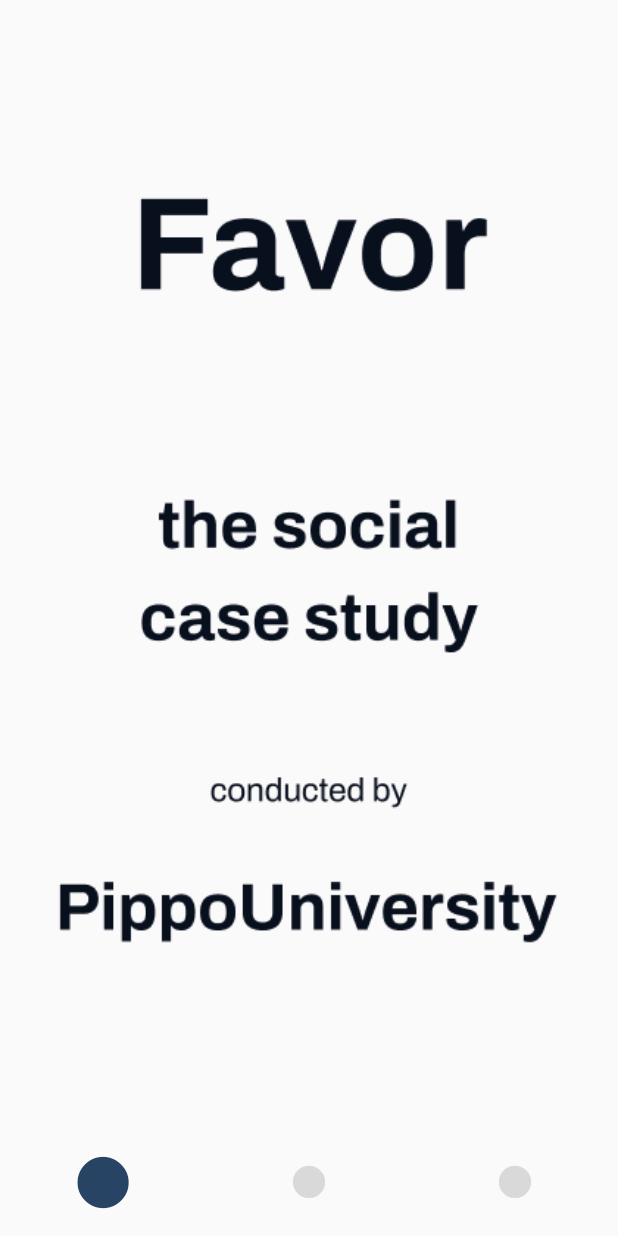
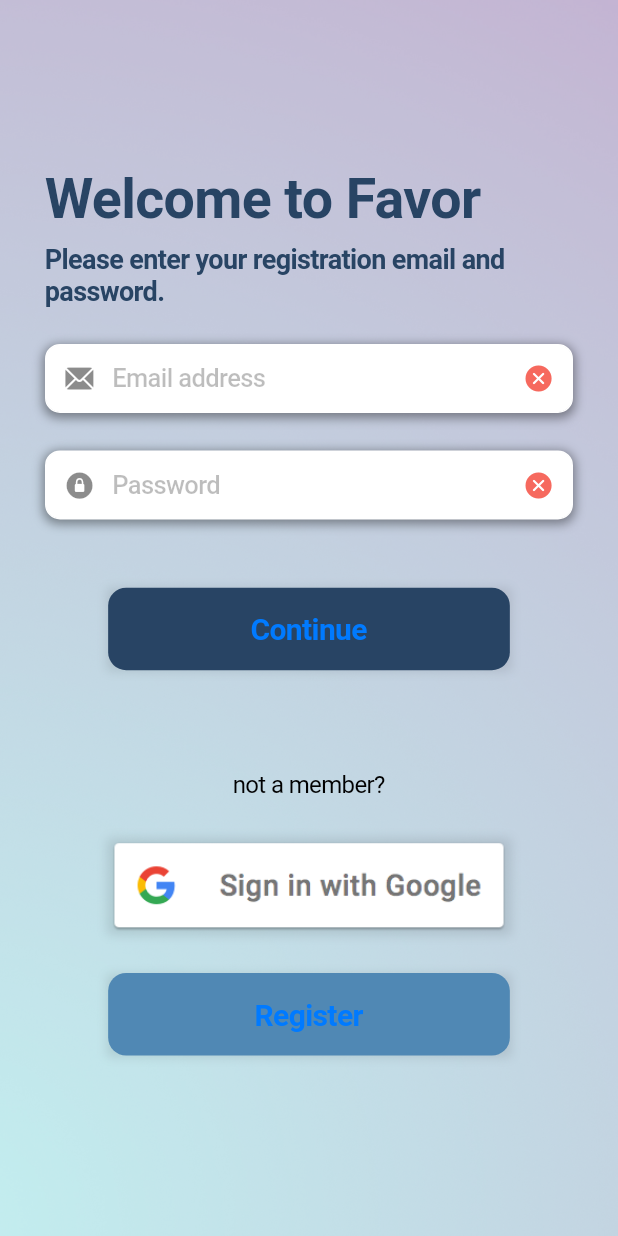
Before and after one commit to engpap/favor, a Flutter app: the screen it shows after launch, on a phone screen of 412 x 824 dp. Run offline on Flutter 3.47's test engine with Material 2 defaults, Android fonts, the phone set to English and light mode, and no system bars; our stand-ins replace google_sign_in, shared_preferences.

Commit message:
signIn responsive

```diff
--- a/client/lib/main.dart
+++ b/client/lib/main.dart
@@ -2,7 +2,8 @@ import 'package:flutter/cupertino.dart';
 import 'package:project/providers/userProvider.dart';
 import 'package:provider/provider.dart';
 
-import 'package:project/screens/introduction/introduction-1.dart';
+import 'package:project/screens/signin/signin.dart';
+//import 'package:project/screens/introduction/introduction-1.dart';
 
 void main() {
   runApp(MultiProvider(
@@ -15,7 +16,8 @@ class MyApp extends StatelessWidget {
   // This widget is the root of the application.
   Widget build(BuildContext context) {
     return const CupertinoApp(
-      home: Introduction1Screen(),
+      home: SignInScreen()
+      //home: Introduction1Screen(),
     );
   }
 }
--- /dev/null
+++ b/client/lib/screens/signin/globals.dart
@@ -0,0 +1,24 @@
+library globals;
+
+import 'package:flutter/cupertino.dart';
+import 'package:project/errors/errorConstants.dart';
+import 'package:project/services/authService.dart';
+
+// SIGN IN VARIABLES
+
+final String PlaceholderEmail = "Email address";
+final String PlaceholderPassword = "Password";
+
+
+final TextEditingController textControllerEmail =
+    TextEditingController(text: "");
+final TextEditingController textControllerPassword =
+    TextEditingController(text: "");
+
+
+
+String StatusEmail = ErrorConstants.UNCHECKED_ERROR;
+String StatusPassword = ErrorConstants.UNCHECKED_ERROR;
+
+
+final AuthService authService = AuthService();
--- /dev/null
+++ b/client/lib/screens/signin/signin.dart
@@ -0,0 +1,221 @@
+import 'package:flutter/cupertino.dart';
+import 'package:flutter/material.dart';
+import 'package:project/functions/responsive.dart';
+import 'package:project/screens/components/customField.dart';
+import 'package:project/screens/home.dart';
+
+import 'package:project/screens/signin/signin_mobile.dart';
+import 'package:project/screens/signin/signin_tablet.dart';
+
+import 'package:project/screens/responsiveLayout.dart';
+import 'package:project/functions/favorColors.dart' as favorColors;
+import 'package:project/screens/signup/signup.dart';
+import 'globals.dart' as globals;
+
+class SignInScreen extends StatelessWidget {
+  const SignInScreen({super.key});
+
+  @override
+  Widget build(BuildContext context) {
+    return GestureDetector(
+      onTap: () {
+        FocusScopeNode currentFocus = FocusScope.of(context);
+        if (!currentFocus.hasPrimaryFocus) {
+          currentFocus.unfocus();
+        }
+      },
+      child: Container(
+
+        //BCKGROUND GRADIENT IMAGE
+        decoration: const BoxDecoration(
+          image: DecorationImage(
+            image: AssetImage("assets/images/bg_blue_gradient.jpg"),
+            fit: BoxFit.cover,
+            opacity: 1,
+            colorFilter: const ColorFilter.mode(
+              Colors.grey,
+              BlendMode.softLight,
+            ),
+          )
+        ),
+
+        child: CupertinoPageScaffold(
+          // .withAlpha(180) is used to add transparency, in order to see the bg-image
+          backgroundColor: favorColors.IntroBg.withAlpha(180),
+          child: SafeArea(
+            child: ResponsiveLeayout(
+                mobileBody: SignInScreen_M(),
+                tabletBody: SignInScreen_T(),
+              ),
+            )
+          ),
+      )
+      );
+  }
+}
+
+
+/// COLUMN of 2 customField:
+/// Email, Password
+class SignIn_form extends StatelessWidget {
+  const SignIn_form({super.key});
+
+  @override
+  Widget build(BuildContext context) {
+    return Container(
+      child: Column(
+        children: [
+          /// EMAIL
+          CustomField(
+            prefixIcon: CupertinoIcons.mail_solid,
+            placeholder: globals.PlaceholderEmail,
+            textController: globals.textControllerEmail,
+            status: globals.StatusEmail,
+            textInputType: TextInputType.emailAddress,
+          ),
+          Divider(height: 5, color: Colors.transparent,),
+          /// PASSWORD
+          CustomField(
+            prefixIcon: CupertinoIcons.lock_circle_fill,
+            placeholder: globals.PlaceholderPassword,
+            textController: globals.textControllerPassword,
+            status: globals.StatusPassword,
+            obcureText: true,
+          ),
+        ],
+      ),
+    );
+  }
+}
+
+/// SIGNIN BUTTON
+class SignIn_loginButton extends StatelessWidget {
+  const SignIn_loginButton({super.key});
+
+  @override
+  Widget build(BuildContext context) {
+    return Container(
+      margin: EdgeInsets.only(top: 9, right: 9, left: 9, bottom: 9),
+      decoration: BoxDecoration(
+        boxShadow: [
+          BoxShadow(
+            color: Colors.black.withOpacity(0.1),
+            spreadRadius: 0.5,
+            blurRadius: 5,
+            offset: Offset(0, 1),
+          ),
+        ],
+      ),
+      child: SizedBox(
+        width: Responsive.width(65, context),
+        child: CupertinoButton(
+          color: favorColors.PrimaryBlue,
+          child: const Text(
+            "Continue",
+            style: TextStyle(fontSize: 20, fontWeight: FontWeight.bold),
+          ),
+          onPressed: () {
+            print('Pressed: SignIn_loginButton');
+            //TODO: Future<ErrorMessage> signinResponse
+            globals.authService.signin(
+              context: context,
+              email: globals.textControllerEmail.text,
+              password: globals.textControllerPassword.text,
+            );
+            //TODO: check conditions in signinResponse
+            //
+            //if all correcte
+            Navigator.push(
+              context,
+              CupertinoPageRoute(
+                  builder: (context) => const HomeScreen()),
+            );
+          },
+        ),
+      ),
+    );
+  }
+}
+
+
+/// BUTTON google login
+class SignIn_googleButton extends StatelessWidget {
+  const SignIn_googleButton({super.key});
+
+  @override
+  Widget build(BuildContext context) {
+    return Container(
+      margin: EdgeInsets.only(
+          top: 9, right: 9, left: 9, bottom: 9),
+      decoration: BoxDecoration(
+        boxShadow: [
+          BoxShadow(
+            color: Colors.black.withOpacity(0.1),
+            spreadRadius: 0.5,
+            blurRadius: 5,
+            offset: Offset(0, 1),
+          ),
+        ],
+      ),
+      child: SizedBox(
+        width: Responsive.width(65, context),
+        child: CupertinoButton(
+          //color: Colors.deepOrangeAccent,
+          padding: EdgeInsets.zero,
+          child: Image(image: AssetImage("assets/images/google/btn_google_signin_light_normal_web@2x.png"),),
+          onPressed: () {
+            // Console log
+            print('Pressed: SignIn_googleButton');
+            globals.authService.googleSignIn(context: context);
+            Navigator.push(
+              context,
+              CupertinoPageRoute(
+                  builder: (context) => const HomeScreen()),
+            );
+          },
+        ),
+      ),
+    );
+  }
+}
+
+
+/// SIGNUP BUTTON - aka REGISTER
+class SignIn_signUpButton extends StatelessWidget {
+  const SignIn_signUpButton({super.key});
+
+  @override
+  Widget build(BuildContext context) {
+    return Container(
+      margin: EdgeInsets.only(top: 9, right: 9, left: 9, bottom: 9),
+      decoration: BoxDecoration(
+        boxShadow: [
+          BoxShadow(
+            color: Colors.black.withOpacity(0.1),
+            spreadRadius: 0.5,
+            blurRadius: 5,
+            offset: Offset(0, 1),
+          ),
+        ],
+      ),
+      child: SizedBox(
+        width: Responsive.width(65, context),
+        child: CupertinoButton(
+          color: favorColors.SecondaryBlue,
+          child: const Text(
+            "Register",
+            style: TextStyle(fontSize: 20, fontWeight: FontWeight.bold),
+          ),
+          onPressed: () {
+            print('Pressed: SignIn_signUpButton');
+            Navigator.push(
+              context,
+              CupertinoPageRoute(
+                  builder: (context) => const SignUpScreen()),
+            );
+          },
+        ),
+      ),
+    );
+  }
+}
--- /dev/null
+++ b/client/lib/screens/signin/signin_mobile.dart
@@ -0,0 +1,79 @@
+import 'package:flutter/material.dart';
+import 'package:project/functions/responsive.dart';
+
+import 'package:project/functions/favorColors.dart' as favorColors;
+import 'package:project/screens/signin/signin.dart';
+
+class SignInScreen_M extends StatelessWidget {
+  const SignInScreen_M({super.key});
+
+  @override
+  Widget build(BuildContext context) {
+    return Container(
+      padding: EdgeInsets.only(top: 8, bottom: 8, left: 16, right: 16),
+      child: Center(
+        child: SingleChildScrollView(
+          reverse: true,
+          child: ConstrainedBox(
+            constraints: BoxConstraints(
+              //TODO: use a global variable, not 370
+              maxWidth: 370,
+            ),
+            child: Column(
+              children: [
+                /// PAGE TITLE
+                Container(
+                  width: Responsive.width(100, context),
+                  margin: EdgeInsets.only(right: 9, left: 9),
+                  child: Text(
+                    "Welcome to Favor",
+                    style: TextStyle(
+                      color: favorColors.PrimaryBlue,
+                      fontSize: 37,
+                      fontWeight: FontWeight.bold),
+                  ),
+                ),
+                /// DESCRIPTION
+                Container(
+                  margin: EdgeInsets.only(
+                    top: Responsive.height(1, context),
+                    bottom: Responsive.height(3, context),
+                    right: 9,
+                    left: 9),
+                  child: Text(
+                    "Please enter your registration email and password.",
+                    style: TextStyle(
+                      color: favorColors.PrimaryBlue,
+                      fontSize: 18,
+                      fontWeight: FontWeight.bold),
+                  ),
+                ),
+
+                SignIn_form(),
+
+                Divider(height: Responsive.height(2, context), color: Colors.transparent,),
+
+                SignIn_loginButton(),
+
+                Divider(height: Responsive.height(7, context), color: Colors.transparent,),
+                Text(
+                  "not a member?",
+                  style: TextStyle(
+                    color: Colors.black,
+                    fontSize: 16),
+                ),
+                Divider(height: Responsive.height(2, context), color: Colors.transparent,),
+
+                SignIn_googleButton(),
+
+                Divider(height: Responsive.height(1, context), color: Colors.transparent,),
+
+                SignIn_signUpButton(),
+
+              ]),
+          ),
+        ),
+      ),
+    );
+  }
+}
--- a/client/pubspec.yaml
+++ b/client/pubspec.yaml
@@ -66,6 +66,7 @@ flutter:
   # To add assets to your application, add an assets section, like this:
   assets:
     - assets/images/
+    - assets/images/google/
 
   # An image asset can refer to one or more resolution-specific "variants", see
   # https://flutter.dev/assets-and-images/#resolution-aware
```
Also changed, not shown: client/lib/screens/signin/signin_tablet.dart (added, +108 -0 lines), client/lib/screens/signup/signup.dart (+4 -12 lines), client/assets/images/bg_blue_gradient.jpg (added), client/assets/images/google/btn_google_signin_light_normal_web@2x.png (added), 1 other file.
